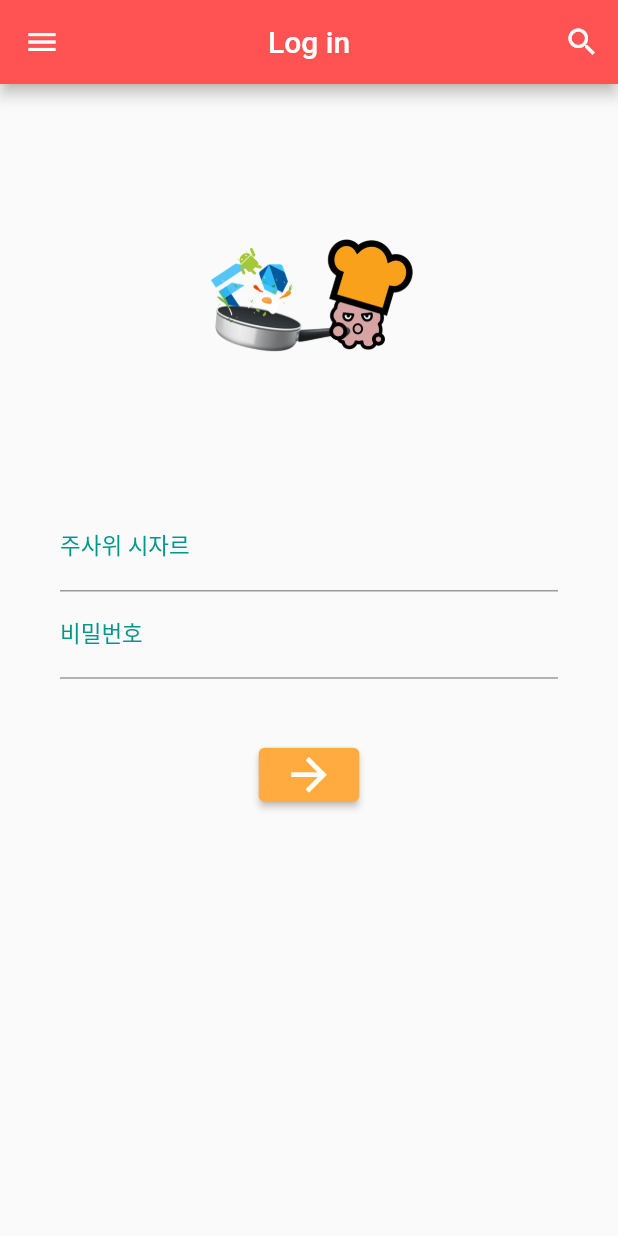
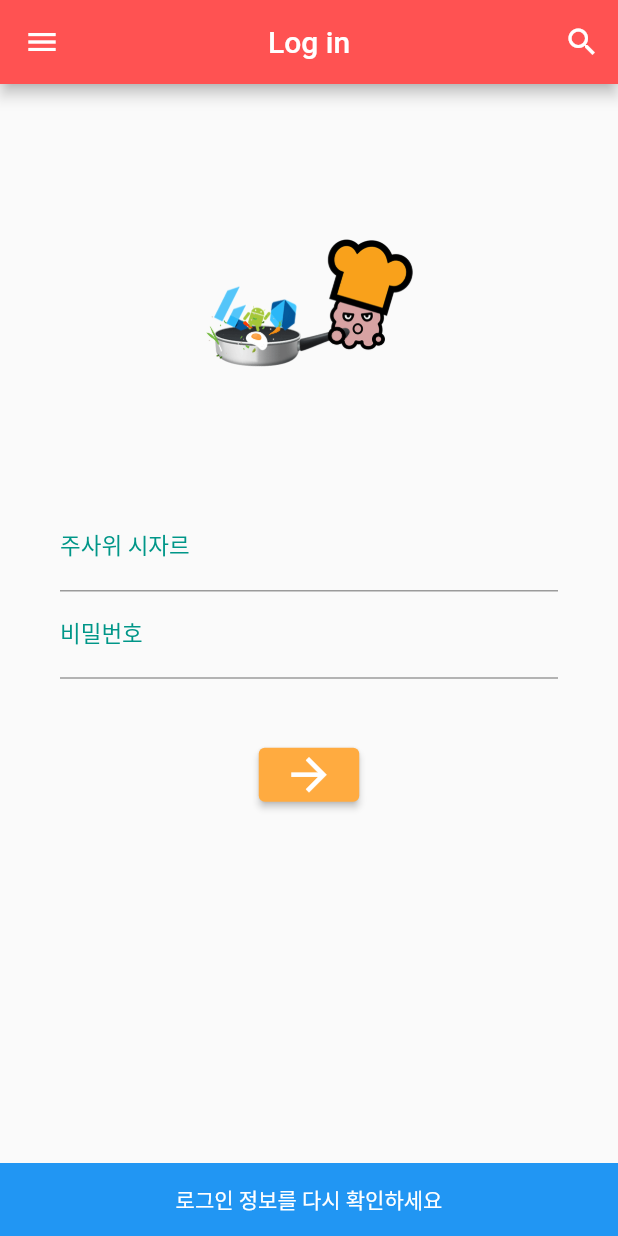
Before and after one commit to useonguk/flutter_cloneCoding, a Flutter app: the screen it shows after launch, after a tap on the "arrow forward" icon, on a phone screen of 412 x 824 dp. Run offline on Flutter 3.47's test engine with Material 2 defaults, Android fonts, the phone set to English and light mode, and no system bars.

Commit message:
비밀번호 id비교 + TextEditingController

```diff
--- a/lib/main.dart
+++ b/lib/main.dart
@@ -1,4 +1,5 @@
 import 'package:flutter/material.dart';
+import './dice.dart';
 
 void main() => runApp(const MyApp());
 
@@ -23,6 +24,17 @@
 }
 
 class _LogInState extends State<LogIn> {
+  TextEditingController controller = TextEditingController();
+  TextEditingController controller2 = TextEditingController();
+  // TextEditingController를 사용을 더이상 하지 않을때 리소스낭비를 최소화 할 수 있는 dispose method를 실행시켜줘야한다.
+
+  @override
+  void dispose() {
+    controller.dispose(); //dispose()를 호출하면 메모리 누수를 방지할 수 있다.
+    controller2.dispose();
+    super.dispose();
+  }
+
   @override
   Widget build(BuildContext context) {
     return Scaffold(
@@ -35,7 +47,8 @@
           IconButton(icon: const Icon(Icons.search), onPressed: () {})
         ],
       ),
-      body: SingleChildScrollView(
+      body: Builder(builder: (context) {
+        return SingleChildScrollView(
           child: Column(
             children: [
               const Padding(padding: EdgeInsets.only(top: 50)),
@@ -58,13 +71,17 @@
                       padding: const EdgeInsets.all(40),
                       child: Column(
                         children: <Widget>[
-                        const TextField(
-                          decoration: InputDecoration(labelText: "주사위 시자르"),
+                          TextField(
+                            controller: controller,
+                            decoration:
+                                const InputDecoration(labelText: "주사위 시자르"),
                             keyboardType:
                                 TextInputType.emailAddress, //e메일 관련 키보드 올라옴
                           ),
-                        const TextField(
-                          decoration: InputDecoration(labelText: "비밀번호"),
+                          TextField(
+                            controller: controller2,
+                            decoration:
+                                const InputDecoration(labelText: "비밀번호"),
                             keyboardType: TextInputType.text,
                             obscureText: true, //비밀번호 비밀 처리
                           ),
@@ -75,7 +92,24 @@
                               minWidth: 100, //최소크기
                               height: 50,
                               child: ElevatedButton(
-                                onPressed: () {},
+                                  onPressed: () {
+                                    if (controller.text == "dice" &&
+                                        controller2.text == "1234") {
+                                      Navigator.push(
+                                          context,
+                                          MaterialPageRoute(
+                                              builder: (BuildContext context) =>
+                                                  const Dice()));
+                                    } else if (controller.text != "dice" &&
+                                        controller2.text == "1234") {
+                                      showSnackBar2(context);
+                                    } else if (controller.text == "dice" &&
+                                        controller2.text != "1234") {
+                                      showSnackBar3(context);
+                                    } else {
+                                      showSnackBar(context);
+                                    }
+                                  },
                                   style: ElevatedButton.styleFrom(
                                       backgroundColor: Colors.orangeAccent),
                                   child: const Icon(Icons.arrow_forward,
@@ -86,7 +120,41 @@
               )
             ],
           ),
-      ),
+        );
+      }),
     );
   }
 }
+
+void showSnackBar(BuildContext context) {
+  ScaffoldMessenger.of(context).showSnackBar(const SnackBar(
+    content: Text(
+      '로그인 정보를 다시 확인하세요',
+      textAlign: TextAlign.center,
+    ),
+    duration: Duration(seconds: 2),
+    backgroundColor: Colors.blue,
+  ));
+}
+
+void showSnackBar2(BuildContext context) {
+  ScaffoldMessenger.of(context).showSnackBar(const SnackBar(
+    content: Text(
+      '비밀번호 일치하지 않음',
+      textAlign: TextAlign.center,
+    ),
+    duration: Duration(seconds: 2),
+    backgroundColor: Colors.blue,
+  ));
+}
+
+void showSnackBar3(BuildContext context) {
+  ScaffoldMessenger.of(context).showSnackBar(const SnackBar(
+    content: Text(
+      '다이스의 철자를 확인하세요',
+      textAlign: TextAlign.center,
+    ),
+    duration: Duration(seconds: 2),
+    backgroundColor: Colors.blue,
+  ));
+}
```
Also changed, not shown: lib/dice.dart (added, +11 -0 lines). Lines whose indentation alone changed are shown as unchanged.
